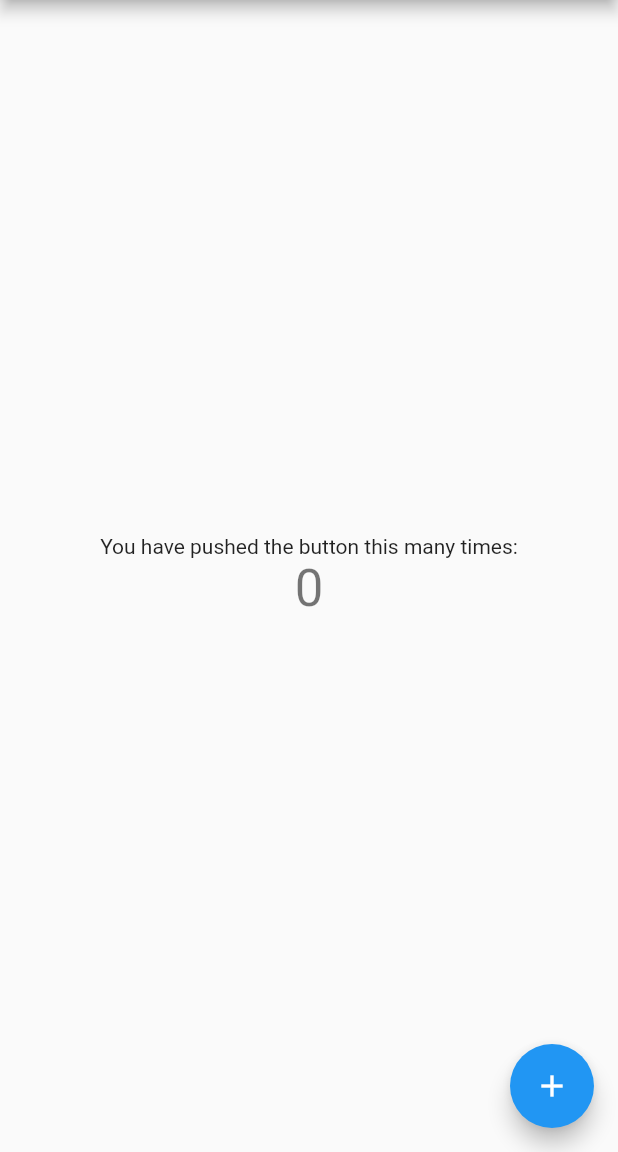
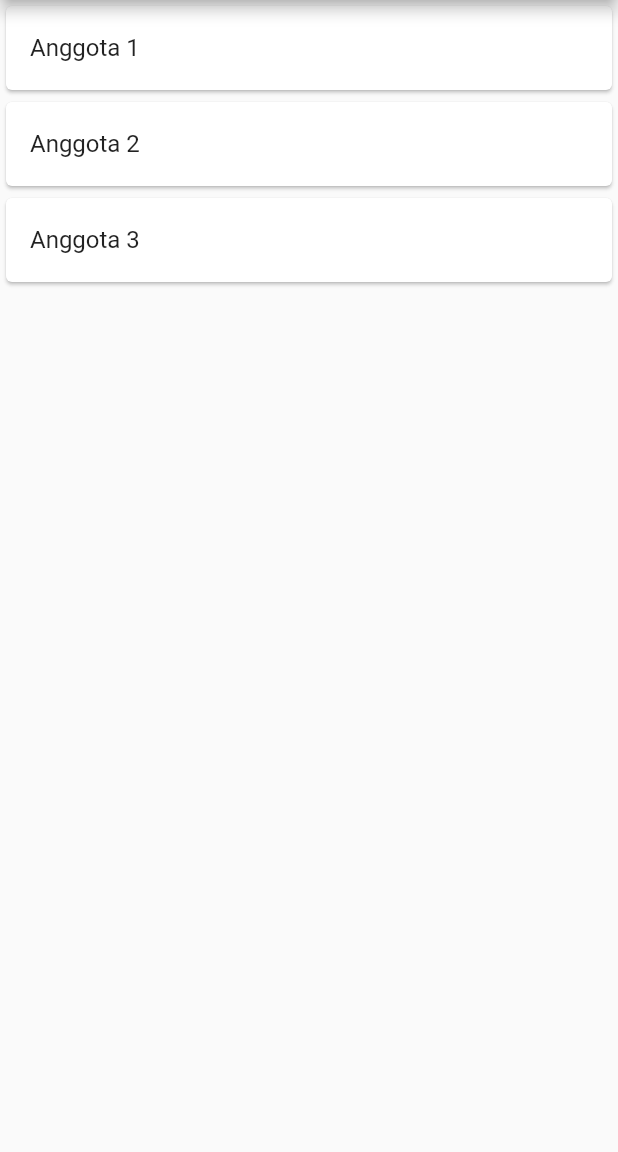
Before and after one commit to frullah/aplikasi_organisasi_mobile, a Flutter app: the screen it shows after launch, on a phone screen of 412 x 824 dp, the part 84-1236 px from its top. Run offline on Flutter 3.47's test engine with Material 2 defaults, Android fonts, the phone set to English and light mode, and no system bars.

Commit message:
menambah komponen list view anggota

```diff
--- /dev/null
+++ b/lib/home_page.dart
@@ -0,0 +1,43 @@
+import 'package:flutter/foundation.dart';
+import 'package:flutter/material.dart';
+import 'list_view_anggota.dart';
+
+class HomePage extends StatefulWidget {
+  HomePage({Key? key, required this.title}) : super(key: key);
+
+  // This widget is the home page of your application. It is stateful, meaning
+  // that it has a State object (defined below) that contains fields that affect
+  // how it looks.
+
+  // This class is the configuration for the state. It holds the values (in this
+  // case the title) provided by the parent (in this case the App widget) and
+  // used by the build method of the State. Fields in a Widget subclass are
+  // always marked "final".
+
+  final String title;
+
+  @override
+  _HomePageState createState() => _HomePageState();
+}
+
+class _HomePageState extends State<HomePage> {
+  @override
+  Widget build(BuildContext context) {
+    // This method is rerun every time setState is called, for instance as done
+    // by the _incrementCounter method above.
+    //
+    // The Flutter framework has been optimized to make rerunning build methods
+    // fast, so that you can just rebuild anything that needs updating rather
+    // than having to individually change instances of widgets.
+    return Scaffold(
+      appBar: AppBar(
+        // Here we take the value from the MyHomePage object that was created by
+        // the App.build method, and use it to set our appbar title.
+        title: Text(widget.title),
+      ),
+      body: Center(
+        child: ListViewAnggota(),
+      ),
+    );
+  }
+}
--- /dev/null
+++ b/lib/list_view_anggota.dart
@@ -0,0 +1,17 @@
+import 'package:flutter/material.dart';
+
+class ListViewAnggota extends StatelessWidget {
+  final anggota = ["Anggota 1", "Anggota 2", "Anggota 3"];
+
+  @override
+  Widget build(BuildContext context) {
+    return ListView.builder(
+        itemCount: anggota.length,
+        itemBuilder: (context, i) {
+          return Card(
+              child: ListTile(
+            title: Text(anggota[i]),
+          ));
+        });
+  }
+}
--- a/lib/main.dart
+++ b/lib/main.dart
@@ -1,4 +1,5 @@
 import 'package:flutter/material.dart';
+import 'home_page.dart';
 
 void main() {
   runApp(MyApp());
@@ -22,92 +23,7 @@ class MyApp extends StatelessWidget {
         // is not restarted.
         primarySwatch: Colors.blue,
       ),
-      home: MyHomePage(title: 'Aplikasi Organisasi'),
+      home: HomePage(title: 'Aplikasi Organisasi'),
     );
   }
 }
-
-class MyHomePage extends StatefulWidget {
-  MyHomePage({Key? key, required this.title}) : super(key: key);
-
-  // This widget is the home page of your application. It is stateful, meaning
-  // that it has a State object (defined below) that contains fields that affect
-  // how it looks.
-
-  // This class is the configuration for the state. It holds the values (in this
-  // case the title) provided by the parent (in this case the App widget) and
-  // used by the build method of the State. Fields in a Widget subclass are
-  // always marked "final".
-
-  final String title;
-
-  @override
-  _MyHomePageState createState() => _MyHomePageState();
-}
-
-class _MyHomePageState extends State<MyHomePage> {
-  int _counter = 0;
-
-  void _incrementCounter() {
-    setState(() {
-      // This call to setState tells the Flutter framework that something has
-      // changed in this State, which causes it to rerun the build method below
-      // so that the display can reflect the updated values. If we changed
-      // _counter without calling setState(), then the build method would not be
-      // called again, and so nothing would appear to happen.
-      _counter++;
-    });
-  }
-
-  @override
-  Widget build(BuildContext context) {
-    // This method is rerun every time setState is called, for instance as done
-    // by the _incrementCounter method above.
-    //
-    // The Flutter framework has been optimized to make rerunning build methods
-    // fast, so that you can just rebuild anything that needs updating rather
-    // than having to individually change instances of widgets.
-    return Scaffold(
-      appBar: AppBar(
-        // Here we take the value from the MyHomePage object that was created by
-        // the App.build method, and use it to set our appbar title.
-        title: Text(widget.title),
-      ),
-      body: Center(
-        // Center is a layout widget. It takes a single child and positions it
-        // in the middle of the parent.
-        child: Column(
-          // Column is also a layout widget. It takes a list of children and
-          // arranges them vertically. By default, it sizes itself to fit its
-          // children horizontally, and tries to be as tall as its parent.
-          //
-          // Invoke "debug painting" (press "p" in the console, choose the
-          // "Toggle Debug Paint" action from the Flutter Inspector in Android
-          // Studio, or the "Toggle Debug Paint" command in Visual Studio Code)
-          // to see the wireframe for each widget.
-          //
-          // Column has various properties to control how it sizes itself and
-          // how it positions its children. Here we use mainAxisAlignment to
-          // center the children vertically; the main axis here is the vertical
-          // axis because Columns are vertical (the cross axis would be
-          // horizontal).
-          mainAxisAlignment: MainAxisAlignment.center,
-          children: <Widget>[
-            Text(
-              'You have pushed the button this many times:',
-            ),
-            Text(
-              '$_counter',
-              style: Theme.of(context).textTheme.headline4,
-            ),
-          ],
-        ),
-      ),
-      floatingActionButton: FloatingActionButton(
-        onPressed: _incrementCounter,
-        tooltip: 'Increment',
-        child: Icon(Icons.add),
-      ), // This trailing comma makes auto-formatting nicer for build methods.
-    );
-  }
-}
```
